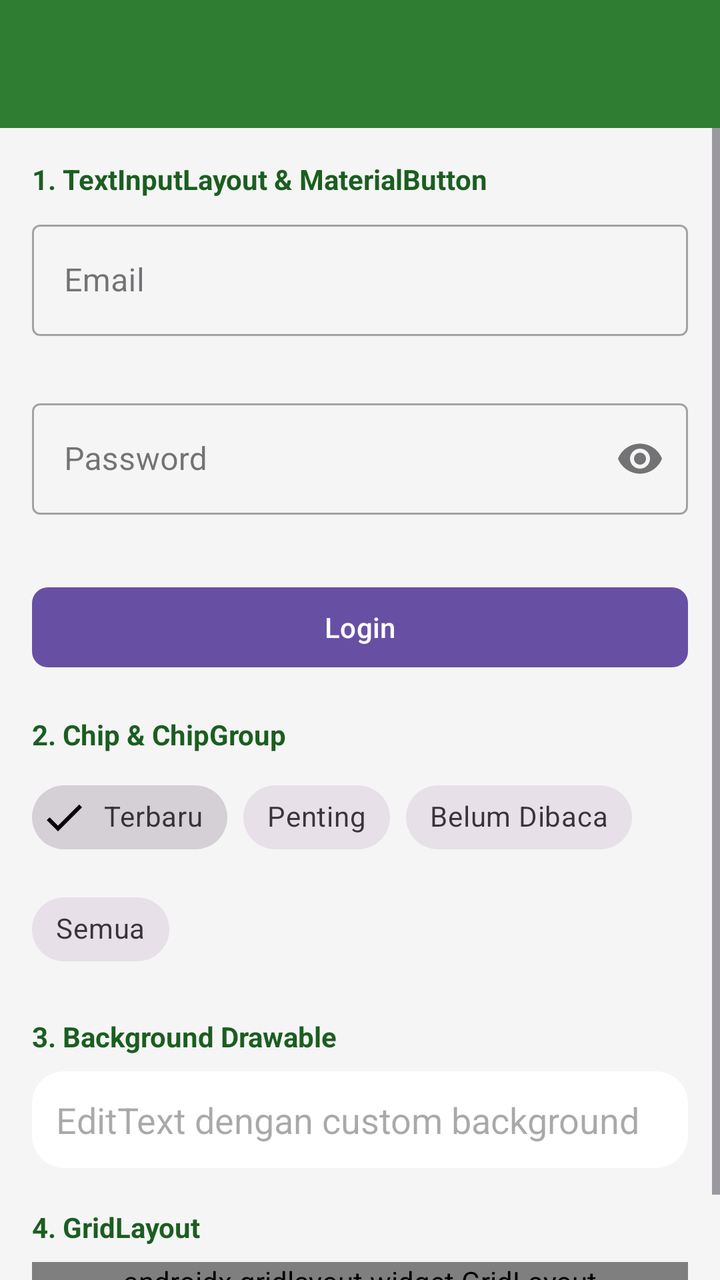
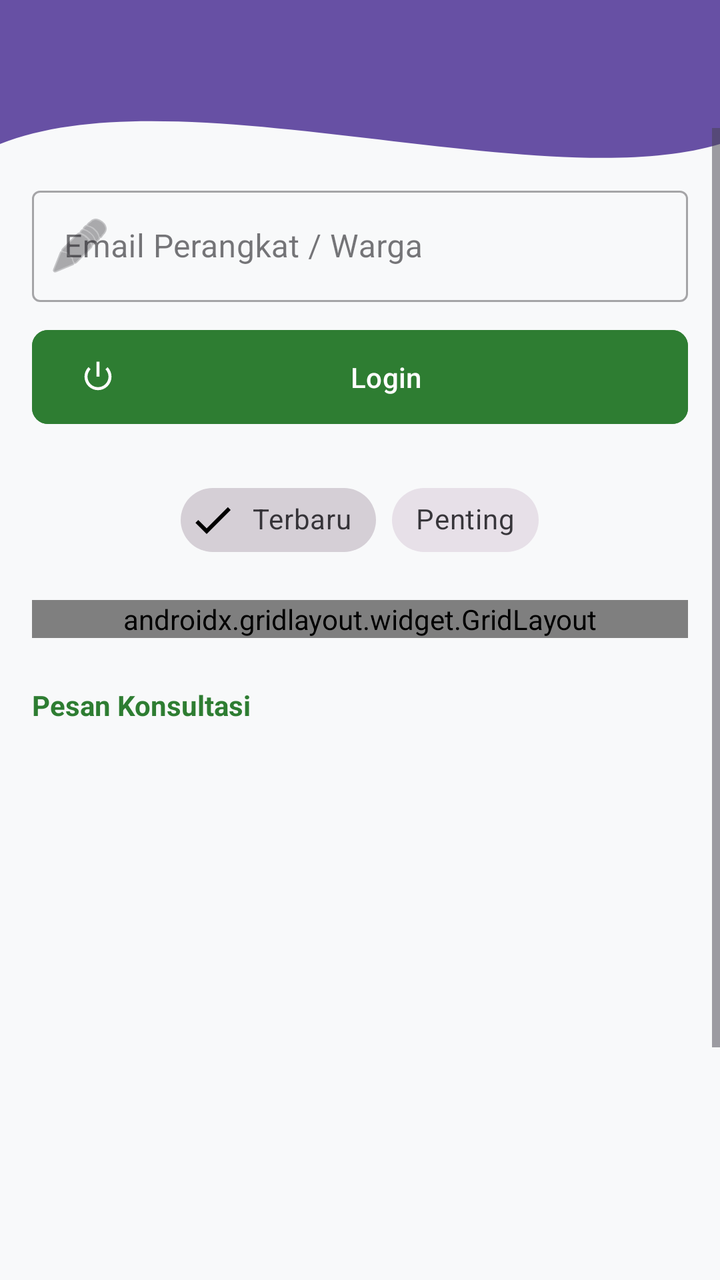

The first picture is an Android layout as it rendered before a commit; the second is the same layout after the commit. The layout source and the unified diff follow.
<!-- AndroidManifest.xml: application theme Theme.Nonaabstrak -->
<!-- res/layout/activity_ninth.xml -->
<?xml version="1.0" encoding="utf-8"?>
<androidx.constraintlayout.widget.ConstraintLayout
    xmlns:android="http://schemas.android.com/apk/res/android"
    xmlns:app="http://schemas.android.com/apk/res-auto"
    android:layout_width="match_parent"
    android:layout_height="match_parent"
    android:background="#F5F5F5">

    <androidx.appcompat.widget.Toolbar
        android:id="@+id/toolbar"
        android:layout_width="match_parent"
        android:layout_height="?attr/actionBarSize"
        android:background="#2E7D32"
        android:elevation="4dp"
        app:layout_constraintEnd_toEndOf="parent"
        app:layout_constraintStart_toStartOf="parent"
        app:layout_constraintTop_toTopOf="parent"
        app:titleTextColor="#FFFFFF" />

    <ScrollView
        android:layout_width="match_parent"
        android:layout_height="0dp"
        app:layout_constraintBottom_toBottomOf="parent"
        app:layout_constraintTop_toBottomOf="@+id/toolbar">

        <LinearLayout
            android:layout_width="match_parent"
            android:layout_height="wrap_content"
            android:orientation="vertical"
            android:padding="16dp">

            
            <TextView
                android:layout_width="wrap_content"
                android:layout_height="wrap_content"
                android:text="1. TextInputLayout &amp; MaterialButton"
                android:textSize="14sp"
                android:textStyle="bold"
                android:textColor="#1B5E20"
                android:layout_marginBottom="8dp" />

            <com.google.android.material.textfield.TextInputLayout
                android:id="@+id/textInputLayout"
                style="@style/Widget.MaterialComponents.TextInputLayout.OutlinedBox"
                android:layout_width="match_parent"
                android:layout_height="wrap_content"
                android:hint="Email"
                app:errorEnabled="true"
                android:layout_marginBottom="8dp">

                <com.google.android.material.textfield.TextInputEditText
                    android:id="@+id/etEmail"
                    android:layout_width="match_parent"
                    android:layout_height="wrap_content"
                    android:inputType="textEmailAddress" />
            </com.google.android.material.textfield.TextInputLayout>

            <com.google.android.material.textfield.TextInputLayout
                android:id="@+id/textInputPassword"
                style="@style/Widget.MaterialComponents.TextInputLayout.OutlinedBox"
                android:layout_width="match_parent"
                android:layout_height="wrap_content"
                android:hint="Password"
                app:endIconMode="password_toggle"
                app:errorEnabled="true"
                android:layout_marginBottom="12dp">

                <com.google.android.material.textfield.TextInputEditText
                    android:id="@+id/etPassword"
                    android:layout_width="match_parent"
                    android:layout_height="wrap_content"
                    android:inputType="textPassword" />
            </com.google.android.material.textfield.TextInputLayout>

            <com.google.android.material.button.MaterialButton
                android:id="@+id/btnLogin"
                android:layout_width="match_parent"
                android:layout_height="wrap_content"
                android:text="Login"
                android:layout_marginBottom="20dp"
                app:cornerRadius="8dp" />

            
            <TextView
                android:layout_width="wrap_content"
                android:layout_height="wrap_content"
                android:text="2. Chip &amp; ChipGroup"
                android:textSize="14sp"
                android:textStyle="bold"
                android:textColor="#1B5E20"
                android:layout_marginBottom="8dp" />

            <com.google.android.material.chip.ChipGroup
                android:id="@+id/chipGroupFilter"
                android:layout_width="wrap_content"
                android:layout_height="wrap_content"
                android:layout_marginBottom="20dp"
                app:singleSelection="true">

                <com.google.android.material.chip.Chip
                    android:id="@+id/chipTerbaru"
                    style="@style/Widget.MaterialComponents.Chip.Filter"
                    android:layout_width="wrap_content"
                    android:layout_height="wrap_content"
                    android:checked="true"
                    android:text="Terbaru" />

                <com.google.android.material.chip.Chip
                    android:id="@+id/chipPenting"
                    style="@style/Widget.MaterialComponents.Chip.Filter"
                    android:layout_width="wrap_content"
                    android:layout_height="wrap_content"
                    android:text="Penting" />

                <com.google.android.material.chip.Chip
                    android:id="@+id/chipBelumDibaca"
                    style="@style/Widget.MaterialComponents.Chip.Filter"
                    android:layout_width="wrap_content"
                    android:layout_height="wrap_content"
                    android:text="Belum Dibaca" />

                <com.google.android.material.chip.Chip
                    android:id="@+id/chipSemua"
                    style="@style/Widget.MaterialComponents.Chip.Filter"
                    android:layout_width="wrap_content"
                    android:layout_height="wrap_content"
                    android:text="Semua" />

            </com.google.android.material.chip.ChipGroup>

            
            <TextView
                android:layout_width="wrap_content"
                android:layout_height="wrap_content"
                android:text="3. Background Drawable"
                android:textSize="14sp"
                android:textStyle="bold"
                android:textColor="#1B5E20"
                android:layout_marginBottom="8dp" />

            <EditText
                android:id="@+id/etCustomBg"
                android:layout_width="match_parent"
                android:layout_height="wrap_content"
                android:hint="EditText dengan custom background"
                android:background="@drawable/bg_rounded_input"
                android:padding="12dp"
                android:layout_marginBottom="20dp" />

            
            <TextView
                android:layout_width="wrap_content"
                android:layout_height="wrap_content"
                android:text="4. GridLayout"
                android:textSize="14sp"
                android:textStyle="bold"
                android:textColor="#1B5E20"
                android:layout_marginBottom="8dp" />

            <androidx.gridlayout.widget.GridLayout
                android:layout_width="match_parent"
                android:layout_height="wrap_content"
                android:layout_marginBottom="20dp"
                app:columnCount="3"
                app:useDefaultMargins="true">

                <com.google.android.material.button.MaterialButton
                    android:text="Dokumen"
                    app:layout_columnWeight="1"
                    app:layout_gravity="fill_horizontal"
                    android:layout_margin="4dp" />

                <com.google.android.material.button.MaterialButton
                    android:text="Warga"
                    app:layout_columnWeight="1"
                    app:layout_gravity="fill_horizontal"
                    android:layout_margin="4dp" />

                <com.google.android.material.button.MaterialButton
                    android:text="Kategori"
                    app:layout_columnWeight="1"
                    app:layout_gravity="fill_horizontal"
                    android:layout_margin="4dp" />

                <com.google.android.material.button.MaterialButton
                    android:text="Riwayat"
                    app:layout_columnWeight="1"
                    app:layout_gravity="fill_horizontal"
                    android:layout_margin="4dp" />

                <com.google.android.material.button.MaterialButton
                    android:text="Laporan"
                    app:layout_columnWeight="1"
                    app:layout_gravity="fill_horizontal"
                    android:layout_margin="4dp" />

                <com.google.android.material.button.MaterialButton
                    android:text="Pengaturan"
                    app:layout_columnWeight="1"
                    app:layout_gravity="fill_horizontal"
                    android:layout_margin="4dp" />

            </androidx.gridlayout.widget.GridLayout>

        </LinearLayout>
    </ScrollView>

</androidx.constraintlayout.widget.ConstraintLayout>
<!-- resources referenced by this layout -->
<resources>
  <!-- drawable bg_rounded_input (drawable) -->
  <?xml version="1.0" encoding="utf-8"?>
  <shape xmlns:android="http://schemas.android.com/apk/res/android"
      android:shape="rectangle">
      <solid android:color="@color/white" />
      <corners android:radius="16dp" />
  </shape>
  <style name="Theme.Nonaabstrak" parent="Base.Theme.Nonaabstrak" />
  <color name="white">#FFFFFFFF</color>
  <style name="Base.Theme.Nonaabstrak" parent="Theme.Material3.DayNight.NoActionBar">
          
          
      </style>
</resources>

<!-- the commit's change to res/layout/activity_ninth.xml (unified diff, before → after) -->
@@ -4,24 +4,28 @@
     xmlns:app="http://schemas.android.com/apk/res-auto"
     android:layout_width="match_parent"
     android:layout_height="match_parent"
-    android:background="#F5F5F5">
+    android:background="#F8F9FA">
+
+    <View
+        android:id="@+id/headerBackground"
+        android:layout_width="match_parent"
+        android:layout_height="180dp"
+        android:background="@drawable/bg_header_wave"
+        app:layout_constraintTop_toTopOf="parent" />
 
     <androidx.appcompat.widget.Toolbar
         android:id="@+id/toolbar"
         android:layout_width="match_parent"
         android:layout_height="?attr/actionBarSize"
-        android:background="#2E7D32"
-        android:elevation="4dp"
-        app:layout_constraintEnd_toEndOf="parent"
-        app:layout_constraintStart_toStartOf="parent"
-        app:layout_constraintTop_toTopOf="parent"
-        app:titleTextColor="#FFFFFF" />
+        app:titleTextColor="#FFFFFF"
+        app:layout_constraintTop_toTopOf="parent" />
 
     <ScrollView
         android:layout_width="match_parent"
         android:layout_height="0dp"
+        android:fillViewport="true"
         app:layout_constraintBottom_toBottomOf="parent"
-        app:layout_constraintTop_toBottomOf="@+id/toolbar">
+        app:layout_constraintTop_toBottomOf="@id/toolbar">
 
         <LinearLayout
             android:layout_width="match_parent"
@@ -29,24 +33,14 @@
             android:orientation="vertical"
             android:padding="16dp">
 
-            
-            <TextView
-                android:layout_width="wrap_content"
-                android:layout_height="wrap_content"
-                android:text="1. TextInputLayout &amp; MaterialButton"
-                android:textSize="14sp"
-                android:textStyle="bold"
-                android:textColor="#1B5E20"
-                android:layout_marginBottom="8dp" />
-
             <com.google.android.material.textfield.TextInputLayout
                 android:id="@+id/textInputLayout"
                 style="@style/Widget.MaterialComponents.TextInputLayout.OutlinedBox"
                 android:layout_width="match_parent"
                 android:layout_height="wrap_content"
-                android:hint="Email"
-                app:errorEnabled="true"
-                android:layout_marginBottom="8dp">
+                android:layout_marginTop="10dp"
+                android:hint="Email Perangkat / Warga"
+                app:startIconDrawable="@android:drawable/ic_menu_edit">
 
                 <com.google.android.material.textfield.TextInputEditText
                     android:id="@+id/etEmail"
@@ -55,46 +49,22 @@
                     android:inputType="textEmailAddress" />
             </com.google.android.material.textfield.TextInputLayout>
 
-            <com.google.android.material.textfield.TextInputLayout
-                android:id="@+id/textInputPassword"
-                style="@style/Widget.MaterialComponents.TextInputLayout.OutlinedBox"
-                android:layout_width="match_parent"
-                android:layout_height="wrap_content"
-                android:hint="Password"
-                app:endIconMode="password_toggle"
-                app:errorEnabled="true"
-                android:layout_marginBottom="12dp">
-
-                <com.google.android.material.textfield.TextInputEditText
-                    android:id="@+id/etPassword"
-                    android:layout_width="match_parent"
-                    android:layout_height="wrap_content"
-                    android:inputType="textPassword" />
-            </com.google.android.material.textfield.TextInputLayout>
-
             <com.google.android.material.button.MaterialButton
                 android:id="@+id/btnLogin"
                 android:layout_width="match_parent"
-                android:layout_height="wrap_content"
+                android:layout_height="55dp"
+                android:layout_marginTop="10dp"
                 android:text="Login"
-                android:layout_marginBottom="20dp"
-                app:cornerRadius="8dp" />
-
-            
-            <TextView
-                android:layout_width="wrap_content"
-                android:layout_height="wrap_content"
-                android:text="2. Chip &amp; ChipGroup"
-                android:textSize="14sp"
-                android:textStyle="bold"
-                android:textColor="#1B5E20"
-                android:layout_marginBottom="8dp" />
+                app:icon="@android:drawable/ic_lock_power_off"
+                app:cornerRadius="8dp"
+                android:backgroundTint="#2E7D32" />
 
             <com.google.android.material.chip.ChipGroup
                 android:id="@+id/chipGroupFilter"
                 android:layout_width="wrap_content"
                 android:layout_height="wrap_content"
-                android:layout_marginBottom="20dp"
+                android:layout_marginTop="20dp"
+                android:layout_gravity="center"
                 app:singleSelection="true">
 
                 <com.google.android.material.chip.Chip
@@ -111,98 +81,44 @@
                     android:layout_width="wrap_content"
                     android:layout_height="wrap_content"
                     android:text="Penting" />
-
-                <com.google.android.material.chip.Chip
-                    android:id="@+id/chipBelumDibaca"
-                    style="@style/Widget.MaterialComponents.Chip.Filter"
-                    android:layout_width="wrap_content"
-                    android:layout_height="wrap_content"
-                    android:text="Belum Dibaca" />
-
-                <com.google.android.material.chip.Chip
-                    android:id="@+id/chipSemua"
-                    style="@style/Widget.MaterialComponents.Chip.Filter"
-                    android:layout_width="wrap_content"
-                    android:layout_height="wrap_content"
-                    android:text="Semua" />
-
             </com.google.android.material.chip.ChipGroup>
-
-            
-            <TextView
-                android:layout_width="wrap_content"
-                android:layout_height="wrap_content"
-                android:text="3. Background Drawable"
-                android:textSize="14sp"
-                android:textStyle="bold"
-                android:textColor="#1B5E20"
-                android:layout_marginBottom="8dp" />
-
-            <EditText
-                android:id="@+id/etCustomBg"
-                android:layout_width="match_parent"
-                android:layout_height="wrap_content"
-                android:hint="EditText dengan custom background"
-                android:background="@drawable/bg_rounded_input"
-                android:padding="12dp"
-                android:layout_marginBottom="20dp" />
-
-            
-            <TextView
-                android:layout_width="wrap_content"
-                android:layout_height="wrap_content"
-                android:text="4. GridLayout"
-                android:textSize="14sp"
-                android:textStyle="bold"
-                android:textColor="#1B5E20"
-                android:layout_marginBottom="8dp" />
 
             <androidx.gridlayout.widget.GridLayout
                 android:layout_width="match_parent"
                 android:layout_height="wrap_content"
-                android:layout_marginBottom="20dp"
+                android:layout_marginTop="16dp"
                 app:columnCount="3"
                 app:useDefaultMargins="true">
 
                 <com.google.android.material.button.MaterialButton
-                    android:text="Dokumen"
+                    android:text="Menu 1"
                     app:layout_columnWeight="1"
-                    app:layout_gravity="fill_horizontal"
-                    android:layout_margin="4dp" />
+                    app:layout_gravity="fill_horizontal" />
+                <com.google.android.material.button.MaterialButton
+                    android:text="Menu 2"
+                    app:layout_columnWeight="1"
+                    app:layout_gravity="fill_horizontal" />
+                <com.google.android.material.button.MaterialButton
+                    android:text="Menu 3"
+                    app:layout_columnWeight="1"
+                    app:layout_gravity="fill_horizontal" />
+            </androidx.gridlayout.widget.GridLayout>
 
-                <com.google.android.material.button.MaterialButton
-                    android:text="Warga"
-                    app:layout_columnWeight="1"
-                    app:layout_gravity="fill_horizontal"
-                    android:layout_margin="4dp" />
+            <TextView
+                android:layout_width="wrap_content"
+                android:layout_height="wrap_content"
+                android:layout_marginTop="24dp"
+                android:text="Pesan Konsultasi"
+                android:textStyle="bold"
+                android:textColor="#2E7D32" />
 
-                <com.google.android.material.button.MaterialButton
-                    android:text="Kategori"
-                    app:layout_columnWeight="1"
-                    app:layout_gravity="fill_horizontal"
-                    android:layout_margin="4dp" />
-
-                <com.google.android.material.button.MaterialButton
-                    android:text="Riwayat"
-                    app:layout_columnWeight="1"
-                    app:layout_gravity="fill_horizontal"
-                    android:layout_margin="4dp" />
-
-                <com.google.android.material.button.MaterialButton
-                    android:text="Laporan"
-                    app:layout_columnWeight="1"
-                    app:layout_gravity="fill_horizontal"
-                    android:layout_margin="4dp" />
-
-                <com.google.android.material.button.MaterialButton
-                    android:text="Pengaturan"
-                    app:layout_columnWeight="1"
-                    app:layout_gravity="fill_horizontal"
-                    android:layout_margin="4dp" />
-
-            </androidx.gridlayout.widget.GridLayout>
+            <ListView
+                android:id="@+id/listViewMessages"
+                android:layout_width="match_parent"
+                android:layout_height="400dp"
+                android:layout_marginTop="8dp"
+                android:nestedScrollingEnabled="true" />
 
         </LinearLayout>
     </ScrollView>
-
 </androidx.constraintlayout.widget.ConstraintLayout>
<!-- resource entries referenced after the edit -->
@@ -1,14 +1,24 @@
 <!-- resources referenced by this layout -->
 <resources>
-  <!-- drawable bg_rounded_input (drawable) -->
-  <?xml version="1.0" encoding="utf-8"?>
-  <shape xmlns:android="http://schemas.android.com/apk/res/android"
-      android:shape="rectangle">
-      <solid android:color="@color/white" />
-      <corners android:radius="16dp" />
-  </shape>
+  <!-- drawable bg_header_wave (drawable) -->
+  <vector xmlns:android="http://schemas.android.com/apk/res/android"
+      android:width="100dp"
+      android:height="100dp"
+      android:viewportWidth="100"
+      android:viewportHeight="100">
+  
+      <path
+          android:fillColor="?attr/colorPrimary"
+          android:pathData="
+              M0,0
+              L100,0
+              L100,40
+              C 75,55
+                25,20
+                0,40
+              Z" />
+  </vector>
   <style name="Theme.Nonaabstrak" parent="Base.Theme.Nonaabstrak" />
-  <color name="white">#FFFFFFFF</color>
   <style name="Base.Theme.Nonaabstrak" parent="Theme.Material3.DayNight.NoActionBar">
           
           
